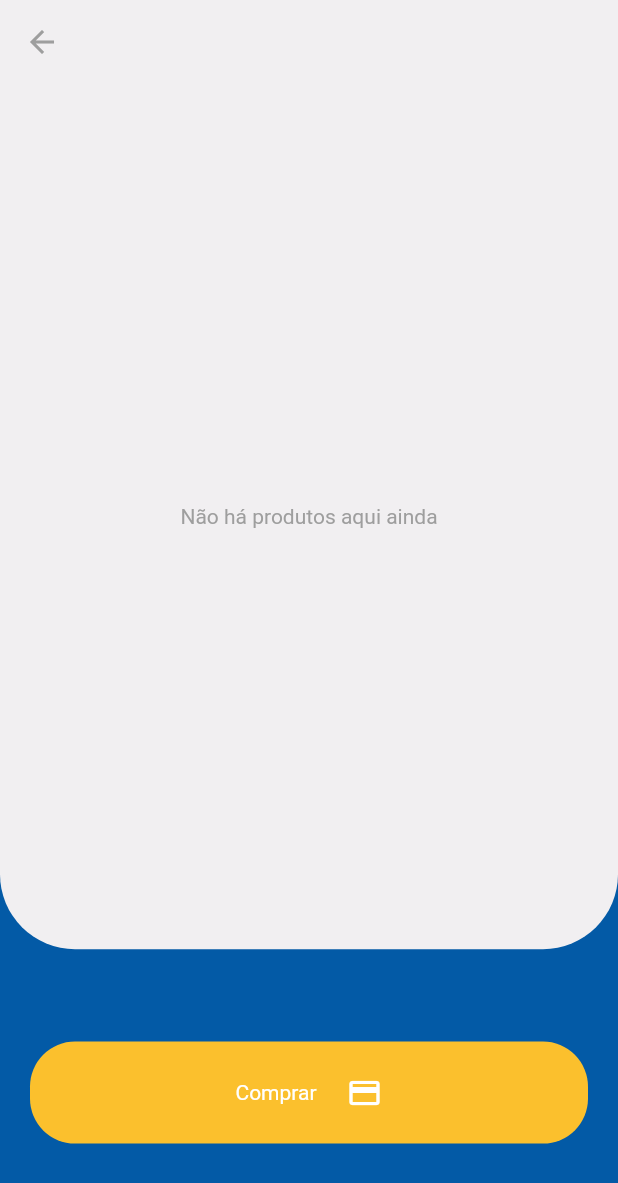
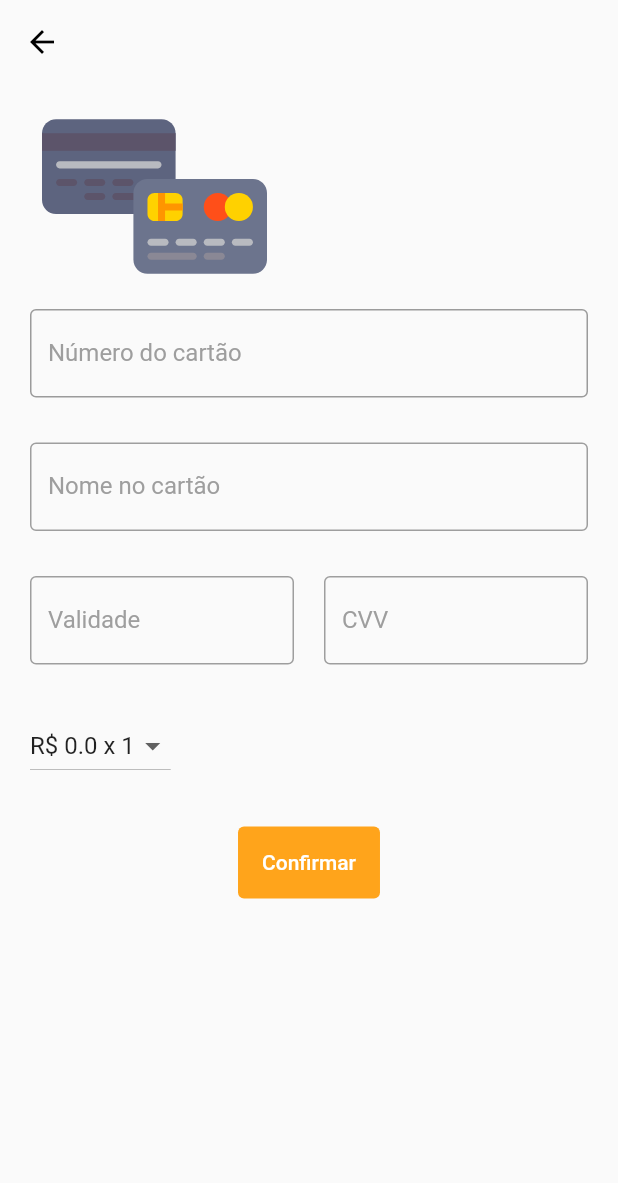
Before and after one commit to edsondearaujo/FurnitApp_Requisitos, a Flutter app: the CartPage screen opened directly, after a tap on "Comprar", on a phone screen of 412 x 824 dp. Shown: the top 1183 px of the screen. Run offline on Flutter 3.47's test engine with Material 2 defaults, Android fonts, the phone set to English and light mode, and no system bars; our stand-ins replace cloud_firestore, firebase_auth, firebase_core, firebase_storage, flutter_svg, image_picker; accounts and stored records are empty.

Commit message:
finishing buy page

```diff
--- a/lib/main.dart
+++ b/lib/main.dart
@@ -1,6 +1,6 @@
 import 'package:flutter/material.dart';
 import 'package:firebase_core/firebase_core.dart';
-import 'package:furnitapp/page/cart/cart_page.dart';
+import 'package:furnitapp/page/buy/buy_page.dart';
 import 'package:furnitapp/page/showProducts/products_screen.dart';
 
 void main() {
--- /dev/null
+++ b/lib/page/buy/buy_page.dart
@@ -0,0 +1,185 @@
+import 'package:flutter/material.dart';
+import 'package:flutter_svg/flutter_svg.dart';
+import 'package:furnitapp/constants.dart';
+import 'package:furnitapp/models/Produto.dart';
+import 'package:furnitapp/page/cart/cart_bloc.dart';
+
+class BuyPage extends StatefulWidget {
+  @override
+  _BuyPageState createState() => _BuyPageState();
+}
+
+class _BuyPageState extends State<BuyPage> {
+  final ScrollController _scrollController = ScrollController();
+  double _value;
+
+  @override
+  void initState() {
+    _value = CartBloc.totalValueInCart;
+    super.initState();
+  }
+
+
+
+  @override
+  Widget build(BuildContext context) {
+    return Scaffold(
+      resizeToAvoidBottomInset: false,
+      appBar: AppBar(
+        backgroundColor: Colors.transparent,
+        elevation: 0,
+        leading: BackButton(
+          color: Colors.black,
+        ),
+      ),
+      body: SingleChildScrollView(
+        controller: _scrollController,
+        child: Container(
+          height: MediaQuery.of(context).size.height * 2,
+          child: ListView(
+            controller: _scrollController,
+            children: [
+              Container(
+                width: double.infinity,
+                height: 150,
+                child: Row(
+                  children: [
+                    Expanded(
+                      child: Padding(
+                        padding: const EdgeInsets.symmetric(horizontal: 20),
+                        child: Container(
+                          child: SvgPicture.asset('assets/creditcard.svg'),
+                        ),
+                      ),
+                    ),
+                    Spacer()
+                  ],
+                ),
+              ),
+              Padding(
+                padding: const EdgeInsets.symmetric(horizontal: 20),
+                child: Column(
+                  children: [
+                    TextFormField(
+                      decoration: InputDecoration(
+                        border: OutlineInputBorder(),
+                        labelText: 'Número do cartão',
+                        labelStyle: TextStyle(color: Colors.grey),
+                        hintText: 'XXXX.XXXX.XXXX.XXXX',
+                        focusedBorder: OutlineInputBorder(
+                          borderSide:
+                              BorderSide(color: kPrimaryColor, width: 2),
+                        ),
+                      ),
+                    ),
+                    SizedBox(
+                      height: 30,
+                    ),
+                    TextFormField(
+                      decoration: InputDecoration(
+                        border: OutlineInputBorder(),
+                        labelText: 'Nome no cartão',
+                        labelStyle: TextStyle(color: Colors.grey),
+                        hintText: 'Nome',
+                        enabledBorder: OutlineInputBorder(
+                          borderSide: BorderSide(color: Colors.grey),
+                        ),
+                      ),
+                    ),
+                    SizedBox(
+                      height: 30,
+                    ),
+                    Row(
+                      children: [
+                        Expanded(
+                          child: TextFormField(
+                            decoration: InputDecoration(
+                                border: OutlineInputBorder(),
+                                labelText: 'Validade',
+                                labelStyle: TextStyle(color: Colors.grey),
+                                hintText: 'MM/AA',
+                                enabledBorder: OutlineInputBorder(
+                                    borderSide:
+                                        BorderSide(color: Colors.grey))),
+                          ),
+                        ),
+                        SizedBox(
+                          width: 20,
+                        ),
+                        Expanded(
+                          child: TextFormField(
+                            decoration: InputDecoration(
+                                border: OutlineInputBorder(),
+                                labelText: 'CVV',
+                                labelStyle: TextStyle(color: Colors.grey),
+                                hintText: 'CVV',
+                                enabledBorder: OutlineInputBorder(
+                                    borderSide:
+                                        BorderSide(color: Colors.grey))),
+                          ),
+                        )
+                      ],
+                    ),
+                    SizedBox(
+                      height: 30,
+                    ),
+                    Align(
+                      alignment: Alignment.centerLeft,
+                      child: Container(
+                        child: DropdownButton(
+                          onChanged: (value) {
+                            setState(() {
+                              this._value = value;
+                            });
+                          },
+                          value: _value,
+                          items: [
+                            DropdownMenuItem(
+                              value: CartBloc.totalValueInCart,
+                              child: Text('R\$ ${CartBloc.totalValueInCart} x 1'),
+                            ),
+                            DropdownMenuItem(
+                              value: CartBloc.totalValueInCart / 2,
+                              child: Text('R\$ ${(CartBloc.totalValueInCart/2).truncateToDouble()} x 2'),
+                            ),
+                            DropdownMenuItem(
+                              value: CartBloc.totalValueInCart / 3,
+                              child: Text('R\$ ${(CartBloc.totalValueInCart/3).truncateToDouble()} x 3'),
+                            ),
+                             DropdownMenuItem(
+                              value: CartBloc.totalValueInCart / 4,
+                              child: Text('R\$ ${(CartBloc.totalValueInCart/4).truncateToDouble()} x 4'),
+                            ),
+                             DropdownMenuItem(
+                              value: CartBloc.totalValueInCart / 5,
+                              child: Text('R\$ ${(CartBloc.totalValueInCart/5).truncateToDouble()} x 5'),
+                            )
+                          ],
+                        ),
+                      ),
+                    ),
+                    SizedBox(
+                      height: 30,
+                    ),
+                    TextButton(
+                      onPressed: () {},
+                      style: ButtonStyle(
+                          backgroundColor: MaterialStateProperty.resolveWith(
+                              (states) => kSecondaryColor),
+                          foregroundColor: MaterialStateProperty.resolveWith(
+                              (states) => Colors.white)),
+                      child: Padding(
+                        padding: const EdgeInsets.all(8.0),
+                        child: Text('Confirmar'),
+                      ),
+                    )
+                  ],
+                ),
+              )
+            ],
+          ),
+        ),
+      ),
+    );
+  }
+}
--- a/lib/page/cart/cart_bloc.dart
+++ b/lib/page/cart/cart_bloc.dart
@@ -16,4 +16,12 @@ class CartBloc {
     _selectedProdutcs
         .removeWhere((produtoIndex) => produtoIndex.id == produto.id);
   }
+
+  static double get totalValueInCart {
+    double total = 0;
+    for (Produto produto in _selectedProdutcs) {
+      total += double.parse(produto.valor);
+    }
+    return total;
+  }
 }
--- a/lib/page/cart/cart_page.dart
+++ b/lib/page/cart/cart_page.dart
@@ -1,5 +1,6 @@
 import 'package:flutter/material.dart';
 import 'package:furnitapp/constants.dart';
+import 'package:furnitapp/page/buy/buy_page.dart';
 import 'package:furnitapp/page/cart/cart_bloc.dart';
 
 class CartPage extends StatefulWidget {
@@ -20,7 +21,7 @@ class _CartPageState extends State<CartPage> {
         backgroundColor: kBackgroundColor,
         elevation: 0,
         leading: BackButton(
-          onPressed: (){
+          onPressed: () {
             Navigator.pop(context, true);
           },
           color: Colors.grey,
@@ -78,7 +79,9 @@ class _CartPageState extends State<CartPage> {
               child: Padding(
                 padding: const EdgeInsets.symmetric(horizontal: 20),
                 child: GestureDetector(
-                  onTap: () {},
+                  onTap: () {
+                    Navigator.push(context, MaterialPageRoute(builder: (context) => BuyPage()));
+                  },
                   child: Container(
                     padding: EdgeInsets.all(22),
                     decoration: BoxDecoration(
@@ -91,7 +94,7 @@ class _CartPageState extends State<CartPage> {
                         Text(
                           'Comprar',
                           style: TextStyle(
-                            color: _cartIsNotEmpty ? Colors.grey : Colors.white,
+                            color: _cartIsNotEmpty ? Colors.white : Colors.grey,
                           ),
                         ),
                         SizedBox(
@@ -99,7 +102,7 @@ class _CartPageState extends State<CartPage> {
                         ),
                         Icon(
                           Icons.credit_card,
-                          color: _cartIsNotEmpty ? Colors.grey : Colors.white,
+                          color: _cartIsNotEmpty ? Colors.white : Colors.grey,
                         ),
                       ],
                     ),
--- a/lib/page/details/details_page.dart
+++ b/lib/page/details/details_page.dart
@@ -69,6 +69,7 @@ class _DetailsScreenState extends State<DetailsScreen> {
                   width: _size.width * 0.6,
                   decoration: BoxDecoration(
                       color: Colors.white, shape: BoxShape.circle),
+
                   child: Image.network(
                     widget.produto.urlImage,
                     fit: BoxFit.cover,
@@ -83,9 +84,10 @@ class _DetailsScreenState extends State<DetailsScreen> {
                     padding:
                         const EdgeInsets.symmetric(horizontal: 30, vertical: 5),
                     child: Text(
+
                       widget.produto.nome,
                       style:
-                          TextStyle(fontSize: 18, fontWeight: FontWeight.bold),
+                          TextStyle(fontSize: 18, fontWeight: FontWeight.bold, color: Colors.grey[700]),
                     ),
                   ),
                 ),
@@ -98,6 +100,18 @@ class _DetailsScreenState extends State<DetailsScreen> {
                       'R\$ ' + widget.produto.valor.toString(),
                       style: TextStyle(
                           color: kSecondaryColor, fontWeight: FontWeight.bold),
+                    ),
+                  ),
+                ),
+                Align(
+                  alignment: Alignment.centerLeft,
+                  child: Padding(
+                    padding: const EdgeInsets.symmetric(
+                        horizontal: 30, vertical: 10),
+                    child: Text(
+                      widget.produto.descricao,
+                      style: TextStyle(
+                          color: Colors.grey[700], fontWeight: FontWeight.bold),
                     ),
                   ),
                 ),
--- a/lib/page/showProducts/products_screen.dart
+++ b/lib/page/showProducts/products_screen.dart
@@ -38,25 +38,13 @@ class _ProductScreenState extends State<ProductScreen> {
   @override
   Widget build(BuildContext context) {
     return Scaffold(
-      drawer: Drawer(
-        child: Container(
-          color: kPrimaryColor,
-          child: Column(
-            children: [
-              DrawerHeader(
-                child: Container(),
-              ),
-            ],
-          ),
-        ),
-      ),
       appBar: AppBar(
         actions: [
           TextButton(
             style: ButtonStyle(
                 foregroundColor: MaterialStateProperty.resolveWith(
                     (states) => Colors.white)),
-            child: Text('Sair'),
+            child: Text('Sair', style: TextStyle(color: Colors.grey[300]),),
             onPressed: () async {
               setState(() {
                 _displayLoading = true;
```
Also changed, not shown: pubspec.yaml (+5 -3 lines), assets/creditcard.jpg (added), assets/creditcard.svg (added), lib/page/buy/buy_bloc.dart (added).
